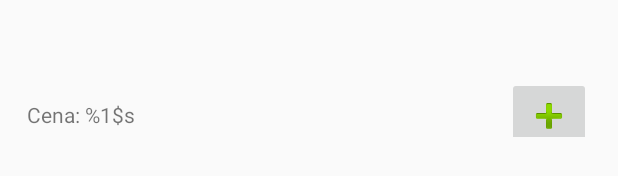
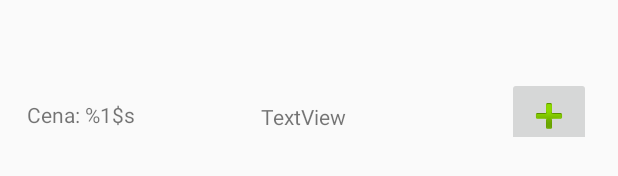
Before and after one commit to bdomagal/AndroidZadanie1, an Android app: the layout fragment_book_list_item.xml on its own in the app's theme, with its tools: preview values and no code run, on a phone screen of 412 x 824 dp. Shown: the part 148-324 px from the top of the screen. Run offline under Robolectric (Android 15) with nearby library versions, the phone set to English and light mode, and no system bars.

Commit message:
Minor fix

```diff
--- a/app/src/main/java/com/semestr2/bartek/androidzadanie1/MainActivity.java
+++ b/app/src/main/java/com/semestr2/bartek/androidzadanie1/MainActivity.java
@@ -92,8 +92,8 @@ public class MainActivity extends AppCompatActivity implements HomeFragment.OnHo
 
     private void loadCategoriesList(DatabaseAccess databaseAccess) {
         ListView categoriesList = findViewById(R.id.categories_drawer);
-        categoriesList.setOnItemClickListener(new CategoriesArrayAdapter.OnItemClickListener());
         filtersAdapter = new CategoriesArrayAdapter(this, databaseAccess.getCategories());
+        //categoriesList.setOnItemClickListener(new CategoriesArrayAdapter.OnItemClickListener());
         categoriesList.setAdapter(filtersAdapter);
     }
 
--- a/app/src/main/res/layout/book_order.xml
+++ b/app/src/main/res/layout/book_order.xml
@@ -41,7 +41,7 @@
     <Button
         android:id="@+id/close_dialog"
         android:layout_width="wrap_content"
-        android:layout_height="wrap_content"
+        android:layout_height="0dp"
         android:layout_marginEnd="17dp"
         android:layout_marginRight="17dp"
         android:text="@string/close"
@@ -52,7 +52,7 @@
     <Button
         android:id="@+id/buy_now"
         android:layout_width="wrap_content"
-        android:layout_height="wrap_content"
+        android:layout_height="0dp"
         android:text="@string/buy_now"
         app:layout_constraintBottom_toBottomOf="@+id/add_to_cart"
         app:layout_constraintEnd_toStartOf="@+id/close_dialog"
@@ -66,7 +66,9 @@
         android:layout_marginStart="16dp"
         android:layout_marginLeft="16dp"
         android:layout_marginTop="16dp"
+        android:layout_marginBottom="8dp"
         android:text="@string/add_to_cart"
+        app:layout_constraintBottom_toBottomOf="parent"
         app:layout_constraintStart_toStartOf="parent"
         app:layout_constraintTop_toBottomOf="@+id/total" />
 
--- a/app/src/main/res/layout/fragment_book_list_item.xml
+++ b/app/src/main/res/layout/fragment_book_list_item.xml
@@ -41,4 +41,19 @@
         app:layout_constraintTop_toBottomOf="@+id/book_item_pager"
         app:srcCompat="@android:drawable/ic_input_add" />
 
+    <TextView
+        android:id="@+id/amount"
+        android:layout_width="wrap_content"
+        android:layout_height="wrap_content"
+        android:layout_marginStart="84dp"
+        android:layout_marginLeft="84dp"
+        android:layout_marginEnd="79dp"
+        android:layout_marginRight="79dp"
+        android:layout_marginBottom="4dp"
+        android:text="TextView"
+        app:layout_constraintBottom_toBottomOf="parent"
+        app:layout_constraintEnd_toStartOf="@+id/add"
+        app:layout_constraintHorizontal_bias="0.0"
+        app:layout_constraintStart_toEndOf="@+id/price" />
+
 </android.support.constraint.ConstraintLayout>
```
Also changed, not shown: app/src/main/java/com/semestr2/bartek/androidzadanie1/books/BookListRecyclerViewAdapter.java (+7 -5 lines), app/src/main/java/com/semestr2/bartek/androidzadanie1/categories/CategoriesArrayAdapter.java (+10 -5 lines), app/src/main/java/com/semestr2/bartek/androidzadanie1/database/DatabaseAccess.java (+7 -4 lines).
